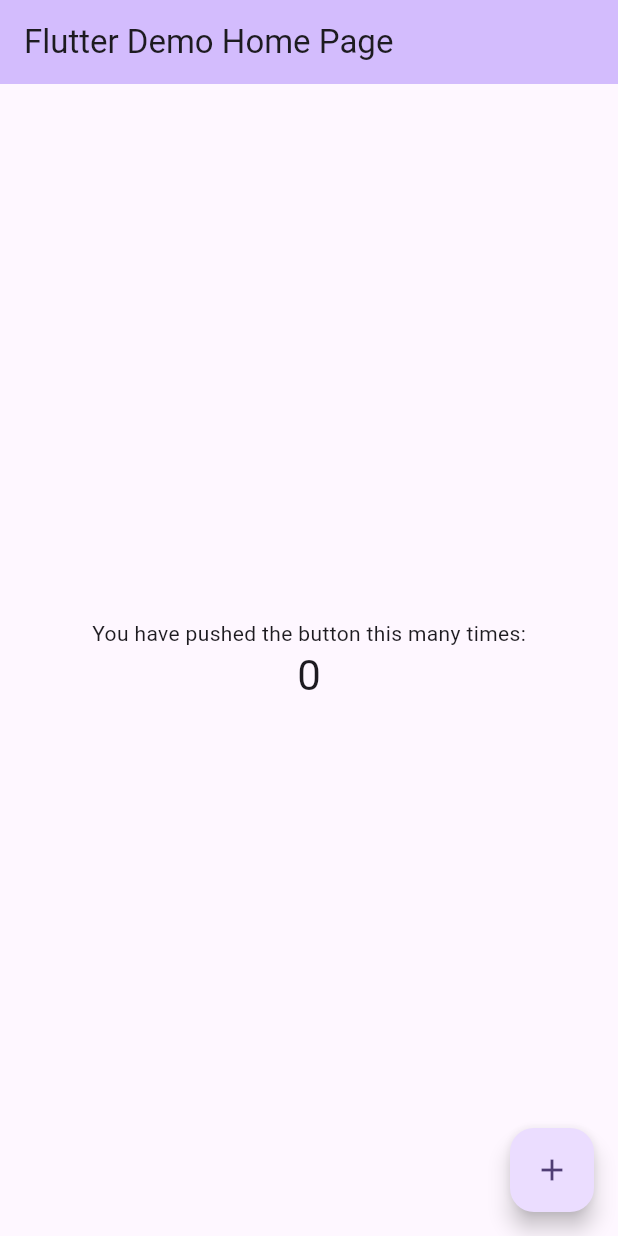
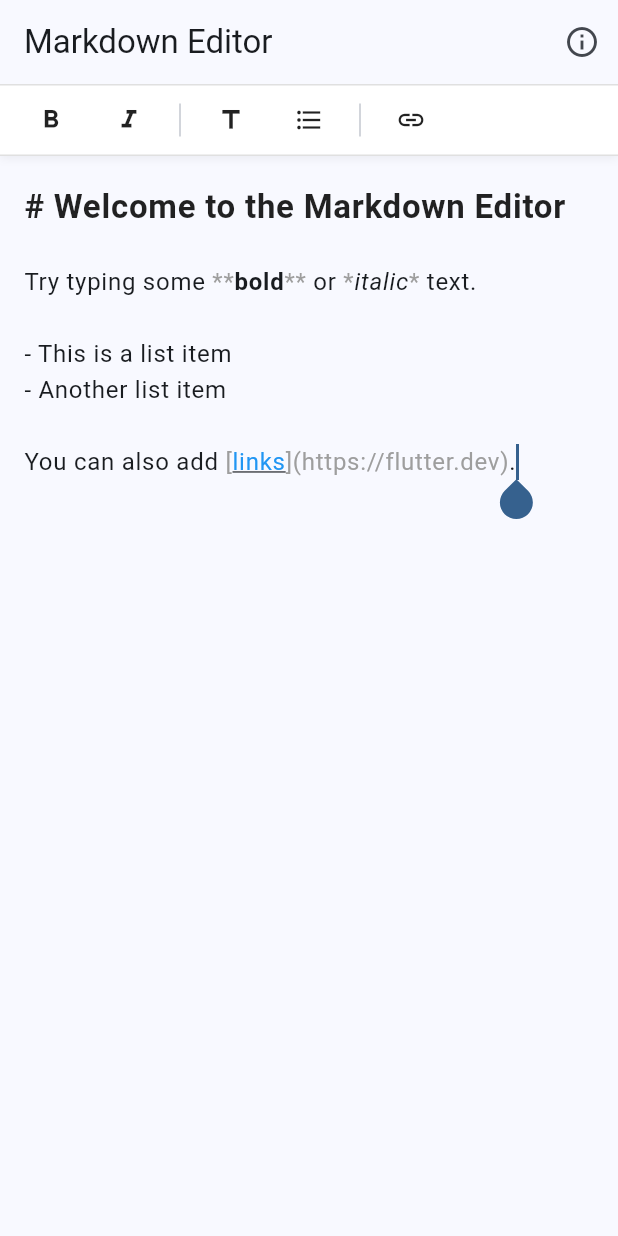
Before and after one commit to emmby/blazing-protostar, a Flutter app: the screen it shows after launch, on a phone screen of 412 x 824 dp. Run offline on Flutter 3.47's test engine with Material 3 defaults, Android fonts, the phone set to English and light mode, and no system bars.

Commit message:
feat(editor): implement reactive toolbar and formatting integration

```diff
--- a/lib/main.dart
+++ b/lib/main.dart
@@ -1,4 +1,5 @@
 import 'package:flutter/material.dart';
+import 'package:blazing_protostar/src/features/editor/presentation/markdown_editor_screen.dart';
 
 void main() {
   runApp(const MyApp());
@@ -7,116 +8,16 @@ void main() {
 class MyApp extends StatelessWidget {
   const MyApp({super.key});
 
-  // This widget is the root of your application.
   @override
   Widget build(BuildContext context) {
     return MaterialApp(
-      title: 'Flutter Demo',
+      title: 'Markdown Editor',
       theme: ThemeData(
-        // This is the theme of your application.
-        //
-        // TRY THIS: Try running your application with "flutter run". You'll see
-        // the application has a purple toolbar. Then, without quitting the app,
-        // try changing the seedColor in the colorScheme below to Colors.green
-        // and then invoke "hot reload" (save your changes or press the "hot
-        // reload" button in a Flutter-supported IDE, or press "r" if you used
-        // the command line to start the app).
-        //
-        // Notice that the counter didn't reset back to zero; the application
-        // state is not lost during the reload. To reset the state, use hot
-        // restart instead.
-        //
-        // This works for code too, not just values: Most code changes can be
-        // tested with just a hot reload.
-        colorScheme: .fromSeed(seedColor: Colors.deepPurple),
+        colorScheme: ColorScheme.fromSeed(seedColor: Colors.blue),
+        useMaterial3: true,
       ),
-      home: const MyHomePage(title: 'Flutter Demo Home Page'),
+      home: const MarkdownEditorScreen(),
+      debugShowCheckedModeBanner: false,
     );
   }
 }
-
-class MyHomePage extends StatefulWidget {
-  const MyHomePage({super.key, required this.title});
-
-  // This widget is the home page of your application. It is stateful, meaning
-  // that it has a State object (defined below) that contains fields that affect
-  // how it looks.
-
-  // This class is the configuration for the state. It holds the values (in this
-  // case the title) provided by the parent (in this case the App widget) and
-  // used by the build method of the State. Fields in a Widget subclass are
-  // always marked "final".
-
-  final String title;
-
-  @override
-  State<MyHomePage> createState() => _MyHomePageState();
-}
-
-class _MyHomePageState extends State<MyHomePage> {
-  int _counter = 0;
-
-  void _incrementCounter() {
-    setState(() {
-      // This call to setState tells the Flutter framework that something has
-      // changed in this State, which causes it to rerun the build method below
-      // so that the display can reflect the updated values. If we changed
-      // _counter without calling setState(), then the build method would not be
-      // called again, and so nothing would appear to happen.
-      _counter++;
-    });
-  }
-
-  @override
-  Widget build(BuildContext context) {
-    // This method is rerun every time setState is called, for instance as done
-    // by the _incrementCounter method above.
-    //
-    // The Flutter framework has been optimized to make rerunning build methods
-    // fast, so that you can just rebuild anything that needs updating rather
-    // than having to individually change instances of widgets.
-    return Scaffold(
-      appBar: AppBar(
-        // TRY THIS: Try changing the color here to a specific color (to
-        // Colors.amber, perhaps?) and trigger a hot reload to see the AppBar
-        // change color while the other colors stay the same.
-        backgroundColor: Theme.of(context).colorScheme.inversePrimary,
-        // Here we take the value from the MyHomePage object that was created by
-        // the App.build method, and use it to set our appbar title.
-        title: Text(widget.title),
-      ),
-      body: Center(
-        // Center is a layout widget. It takes a single child and positions it
-        // in the middle of the parent.
-        child: Column(
-          // Column is also a layout widget. It takes a list of children and
-          // arranges them vertically. By default, it sizes itself to fit its
-          // children horizontally, and tries to be as tall as its parent.
-          //
-          // Column has various properties to control how it sizes itself and
-          // how it positions its children. Here we use mainAxisAlignment to
-          // center the children vertically; the main axis here is the vertical
-          // axis because Columns are vertical (the cross axis would be
-          // horizontal).
-          //
-          // TRY THIS: Invoke "debug painting" (choose the "Toggle Debug Paint"
-          // action in the IDE, or press "p" in the console), to see the
-          // wireframe for each widget.
-          mainAxisAlignment: .center,
-          children: [
-            const Text('You have pushed the button this many times:'),
-            Text(
-              '$_counter',
-              style: Theme.of(context).textTheme.headlineMedium,
-            ),
-          ],
-        ),
-      ),
-      floatingActionButton: FloatingActionButton(
-        onPressed: _incrementCounter,
-        tooltip: 'Increment',
-        child: const Icon(Icons.add),
-      ),
-    );
-  }
-}
--- a/lib/src/features/editor/domain/parsing/block_parser.dart
+++ b/lib/src/features/editor/domain/parsing/block_parser.dart
@@ -1,5 +1,4 @@
 import '../models/node.dart';
-import '../models/block_nodes.dart';
 
 class BlockParser {
   final String text;
--- a/lib/src/features/editor/domain/parsing/inline_parser.dart
+++ b/lib/src/features/editor/domain/parsing/inline_parser.dart
@@ -1,6 +1,4 @@
 import '../models/node.dart';
-import '../models/block_nodes.dart';
-import '../models/inline_nodes.dart';
 
 class InlineParser {
   final DocumentNode document;
--- /dev/null
+++ b/lib/src/features/editor/presentation/markdown_editor_screen.dart
@@ -0,0 +1,76 @@
+import 'package:flutter/material.dart';
+import 'package:blazing_protostar/src/features/editor/presentation/markdown_text_editing_controller.dart';
+import 'package:blazing_protostar/src/features/editor/presentation/markdown_toolbar.dart';
+
+class MarkdownEditorScreen extends StatefulWidget {
+  const MarkdownEditorScreen({super.key});
+
+  @override
+  State<MarkdownEditorScreen> createState() => _MarkdownEditorScreenState();
+}
+
+class _MarkdownEditorScreenState extends State<MarkdownEditorScreen> {
+  late final MarkdownTextEditingController _controller;
+
+  @override
+  void initState() {
+    super.initState();
+    _controller = MarkdownTextEditingController(
+      text:
+          '# Welcome to the Markdown Editor\n\n'
+          'Try typing some **bold** or *italic* text.\n\n'
+          '- This is a list item\n'
+          '- Another list item\n\n'
+          'You can also add [links](https://flutter.dev).',
+    );
+  }
+
+  @override
+  void dispose() {
+    _controller.dispose();
+    super.dispose();
+  }
+
+  @override
+  Widget build(BuildContext context) {
+    return Scaffold(
+      appBar: AppBar(
+        title: const Text('Markdown Editor'),
+        actions: [
+          IconButton(
+            icon: const Icon(Icons.info_outline),
+            onPressed: () {
+              showAboutDialog(
+                context: context,
+                applicationName: 'Markdown Editor',
+                applicationVersion: '0.1.0',
+                children: [
+                  const Text('A robust CommonMark editor for Flutter.'),
+                ],
+              );
+            },
+          ),
+        ],
+      ),
+      body: Column(
+        children: [
+          MarkdownToolbar(controller: _controller),
+          Expanded(
+            child: Padding(
+              padding: const EdgeInsets.all(16.0),
+              child: TextField(
+                controller: _controller,
+                maxLines: null,
+                decoration: const InputDecoration(
+                  border: InputBorder.none,
+                  hintText: 'Start writing...',
+                ),
+                autofocus: true,
+              ),
+            ),
+          ),
+        ],
+      ),
+    );
+  }
+}
--- a/lib/src/features/editor/presentation/markdown_text_editing_controller.dart
+++ b/lib/src/features/editor/presentation/markdown_text_editing_controller.dart
@@ -1,22 +1,200 @@
 import 'package:flutter/material.dart';
 import 'package:blazing_protostar/src/features/editor/domain/parsing/markdown_parser.dart';
 import 'package:blazing_protostar/src/features/editor/domain/models/node.dart';
-import 'package:blazing_protostar/src/features/editor/domain/models/block_nodes.dart';
-import 'package:blazing_protostar/src/features/editor/domain/models/inline_nodes.dart';
 
 class MarkdownTextEditingController extends TextEditingController {
   final MarkdownParser _parser;
-  final Duration _throttleDuration;
+
+  // Reactive State for the Toolbar
+  final ValueNotifier<Set<String>> activeStyles = ValueNotifier({});
+
+  DocumentNode? _lastParsedDocument;
 
   MarkdownTextEditingController({
-    String? text,
+    super.text,
     MarkdownParser parser = const MarkdownParser(),
-    Duration throttleDuration = const Duration(
-      milliseconds: 16,
-    ), // Frame budget
+    Duration throttleDuration = const Duration(milliseconds: 16),
   }) : _parser = parser,
-       _throttleDuration = throttleDuration,
-       super(text: text);
+       super() {
+    addListener(_updateActiveStyles);
+  }
+
+  @override
+  void dispose() {
+    removeListener(_updateActiveStyles);
+    activeStyles.dispose();
+    super.dispose();
+  }
+
+  void _updateActiveStyles() {
+    // 1. If we have no document, we can't check styles.
+    if (_lastParsedDocument == null) return;
+
+    // 2. Identify active styles at the current cursor position
+    final newStyles = <String>{};
+    final currentOffset = selection.baseOffset;
+
+    if (currentOffset < 0) {
+      if (activeStyles.value.isNotEmpty) activeStyles.value = {};
+      return;
+    }
+
+    // Traverse the AST to find nodes spanning this offset.
+    // Optimization: BlockParser sorts nodes by offset.
+    // We can do a simple search.
+    for (final node in _lastParsedDocument!.children) {
+      if (node.start <= currentOffset && node.end >= currentOffset) {
+        _collectStyles(node, currentOffset, newStyles);
+        break; // Found the block, no need to check others (usually)
+      }
+    }
+
+    // Update Notifier if changed
+    // Sets equality check manually or rely on ValueNotifier?
+    // ValueNotifier uses ==. Set equality defaults to Identity in Dart.
+    // matchesCheck needed.
+    if (!_areSetsEqual(activeStyles.value, newStyles)) {
+      activeStyles.value = newStyles;
+    }
+  }
+
+  bool _areSetsEqual(Set<String> a, Set<String> b) {
+    if (a.length != b.length) return false;
+    return a.containsAll(b);
+  }
+
+  void _collectStyles(Node node, int offset, Set<String> collected) {
+    if (node is ElementNode) {
+      if (node is! DocumentNode && node is! ParagraphNode) {
+        // Add this node's type (e.g. 'bold', 'header')
+        // Note: HeaderNode type?
+        if (node is HeaderNode) collected.add('header');
+        if (node is BoldNode) collected.add('bold');
+        if (node is ItalicNode) collected.add('italic');
+        if (node is LinkNode) collected.add('link');
+        if (node is UnorderedListNode ||
+            node is OrderedListNode ||
+            node is ListItemNode) {
+          collected.add('list');
+        }
+      }
+
+      // Recurse into children
+      for (final child in node.children) {
+        if (child.start <= offset && child.end >= offset) {
+          _collectStyles(child, offset, collected);
+        }
+      }
+    }
+  }
+
+  void applyFormat(String type) {
+    if (selection.baseOffset < 0) return;
+
+    // 1. Inline Styles (Bold, Italic)
+    if (type == 'bold' || type == 'italic') {
+      final syntax = type == 'bold' ? '**' : '_';
+      final len = syntax.length;
+
+      if (selection.isCollapsed) {
+        // Insert empty syntax: "**|**"
+        final newText = text.replaceRange(
+          selection.baseOffset,
+          selection.baseOffset,
+          '$syntax$syntax',
+        );
+        final newOffset = selection.baseOffset + len;
+
+        value = value.copyWith(
+          text: newText,
+          selection: TextSelection.collapsed(offset: newOffset),
+          composing: TextRange.empty,
+        );
+      } else {
+        // Wrap selection: "**selection**"
+        final range = selection;
+        final selectedText = text.substring(range.start, range.end);
+        final newText = text.replaceRange(
+          range.start,
+          range.end,
+          '$syntax$selectedText$syntax',
+        );
+        final newOffset = range.end + (len * 2);
+
+        value = value.copyWith(
+          text: newText,
+          selection: TextSelection.collapsed(offset: newOffset),
+          composing: TextRange.empty,
+        );
+      }
+    }
+    // 2. Line Styles (Header, List)
+    else if (type == 'header' || type == 'list') {
+      final prefix = type == 'header' ? '# ' : '- ';
+      // Find start of line
+      final start = text.lastIndexOf(
+        '\n',
+        selection.baseOffset - 1,
+      ); // -1 to handle being AT the newline
+      final lineStart = start == -1 ? 0 : start + 1;
+
+      // Insert prefix at line start
+      final newText = text.replaceRange(lineStart, lineStart, prefix);
+
+      // Adjust cursor
+      final newOffset = selection.baseOffset + prefix.length;
+
+      value = value.copyWith(
+        text: newText,
+        selection: TextSelection.collapsed(offset: newOffset),
+        composing: TextRange.empty,
+      );
+    }
+    // 3. Link
+    else if (type == 'link') {
+      // [text](url)
+      // Simple version: Insert `[]()` and put cursor in `[]`? Or wrap?
+      // Wrap: `[selection](url)`
+
+      if (selection.isCollapsed) {
+        const insert = '[text](url)';
+        final newText = text.replaceRange(
+          selection.baseOffset,
+          selection.baseOffset,
+          insert,
+        );
+        // Select "text" so user can overwrite? Start: +1. End: +5.
+        // Or just move to end?
+        // Let's select "text".
+        final newSelection = TextSelection(
+          baseOffset: selection.baseOffset + 1,
+          extentOffset: selection.baseOffset + 5,
+        );
+
+        value = value.copyWith(
+          text: newText,
+          selection: newSelection,
+          composing: TextRange.empty,
+        );
+      } else {
+        final range = selection;
+        final selectedText = text.substring(range.start, range.end);
+        final insert = '[$selectedText](url)';
+        final newText = text.replaceRange(range.start, range.end, insert);
+
+        // Select "url" so user can overwrite?
+        // Offset = range.start + 1 + selectedText.length + 2 ("text](").
+        final urlStart = range.start + 1 + selectedText.length + 2;
+        final urlEnd = urlStart + 3; // "url"
+
+        value = value.copyWith(
+          text: newText,
+          selection: TextSelection(baseOffset: urlStart, extentOffset: urlEnd),
+          composing: TextRange.empty,
+        );
+      }
+    }
+  }
 
   @override
   TextSpan buildTextSpan({
@@ -24,8 +202,9 @@ class MarkdownTextEditingController extends TextEditingController {
     TextStyle? style,
     required bool withComposing,
   }) {
-    // 1. Parse the current text (Sync for now, might need isolates for massive docs)
+    // 1. Parse the current text
     final document = _parser.parse(text);
+    _lastParsedDocument = document; // Cache for selection tracking
 
     // 2. Convert AST to TextSpans with Styling
     // We pass the "default" style (likely from TextField) as the base.
--- /dev/null
+++ b/lib/src/features/editor/presentation/markdown_toolbar.dart
@@ -0,0 +1,108 @@
+import 'package:flutter/material.dart';
+import 'package:blazing_protostar/src/features/editor/presentation/markdown_text_editing_controller.dart';
+
+class MarkdownToolbar extends StatelessWidget {
+  final MarkdownTextEditingController controller;
+
+  const MarkdownToolbar({super.key, required this.controller});
+
+  @override
+  Widget build(BuildContext context) {
+    return Container(
+      height: 48,
+      padding: const EdgeInsets.symmetric(horizontal: 8),
+      decoration: BoxDecoration(
+        color: Colors.white,
+        border: Border(
+          top: BorderSide(color: Colors.grey.shade300),
+          bottom: BorderSide(color: Colors.grey.shade300),
+        ),
+        boxShadow: [
+          BoxShadow(
+            color: Colors.black.withValues(alpha: 0.05),
+            blurRadius: 4,
+            offset: const Offset(0, 2),
+          ),
+        ],
+      ),
+      child: ValueListenableBuilder<Set<String>>(
+        valueListenable: controller.activeStyles,
+        builder: (context, activeStyles, _) {
+          return ListView(
+            scrollDirection: Axis.horizontal,
+            children: [
+              _ToolbarButton(
+                icon: Icons.format_bold,
+                isActive: activeStyles.contains('bold'),
+                onPressed: () => controller.applyFormat('bold'),
+                tooltip: 'Bold',
+              ),
+              _ToolbarButton(
+                icon: Icons.format_italic,
+                isActive: activeStyles.contains('italic'),
+                onPressed: () => controller.applyFormat('italic'),
+                tooltip: 'Italic',
+              ),
+              const VerticalDivider(width: 16, indent: 12, endIndent: 12),
+              _ToolbarButton(
+                icon: Icons.title,
+                isActive: activeStyles.contains('header'),
+                onPressed: () => controller.applyFormat('header'),
+                tooltip: 'Header',
+              ),
+              _ToolbarButton(
+                icon: Icons.format_list_bulleted,
+                isActive: activeStyles.contains('list'),
+                onPressed: () => controller.applyFormat('list'),
+                tooltip: 'List',
+              ),
+              const VerticalDivider(width: 16, indent: 12, endIndent: 12),
+              _ToolbarButton(
+                icon: Icons.link,
+                isActive: activeStyles.contains('link'),
+                onPressed: () => controller.applyFormat('link'),
+                tooltip: 'Link',
+              ),
+            ],
+          );
+        },
+      ),
+    );
+  }
+}
+
+class _ToolbarButton extends StatelessWidget {
+  final IconData icon;
+  final bool isActive;
+  final VoidCallback onPressed;
+  final String tooltip;
+
+  const _ToolbarButton({
+    required this.icon,
+    required this.isActive,
+    required this.onPressed,
+    required this.tooltip,
+  });
+
+  @override
+  Widget build(BuildContext context) {
+    return Padding(
+      padding: const EdgeInsets.symmetric(horizontal: 2.0, vertical: 4.0),
+      child: IconButton(
+        icon: Icon(
+          icon,
+          color: isActive ? Colors.blue : Colors.black87,
+          size: 20,
+        ),
+        onPressed: onPressed,
+        tooltip: tooltip,
+        style: IconButton.styleFrom(
+          backgroundColor: isActive
+              ? Colors.blue.withValues(alpha: 0.1)
+              : Colors.transparent,
+          shape: RoundedRectangleBorder(borderRadius: BorderRadius.circular(8)),
+        ),
+      ),
+    );
+  }
+}
```
Also changed, not shown: 4 other files.
